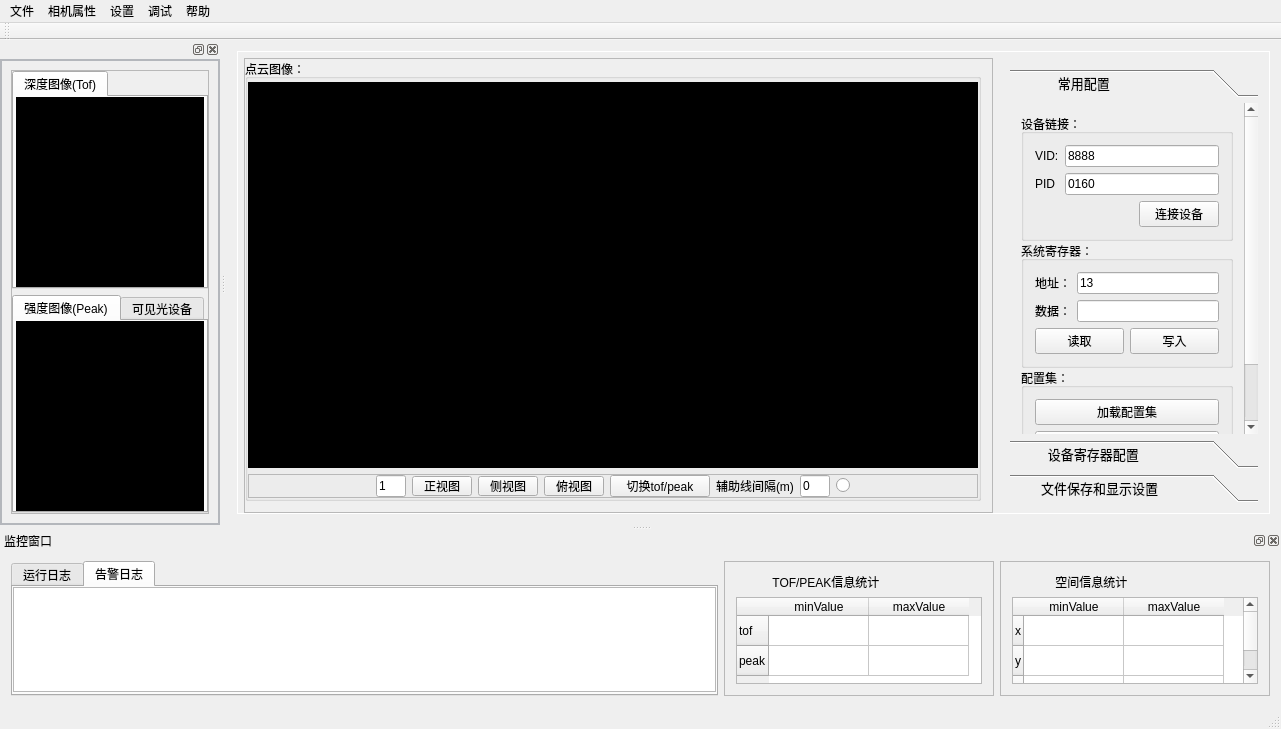
Qt form mainwindow.ui (heathen557/show3DPointCloud) before a commit.
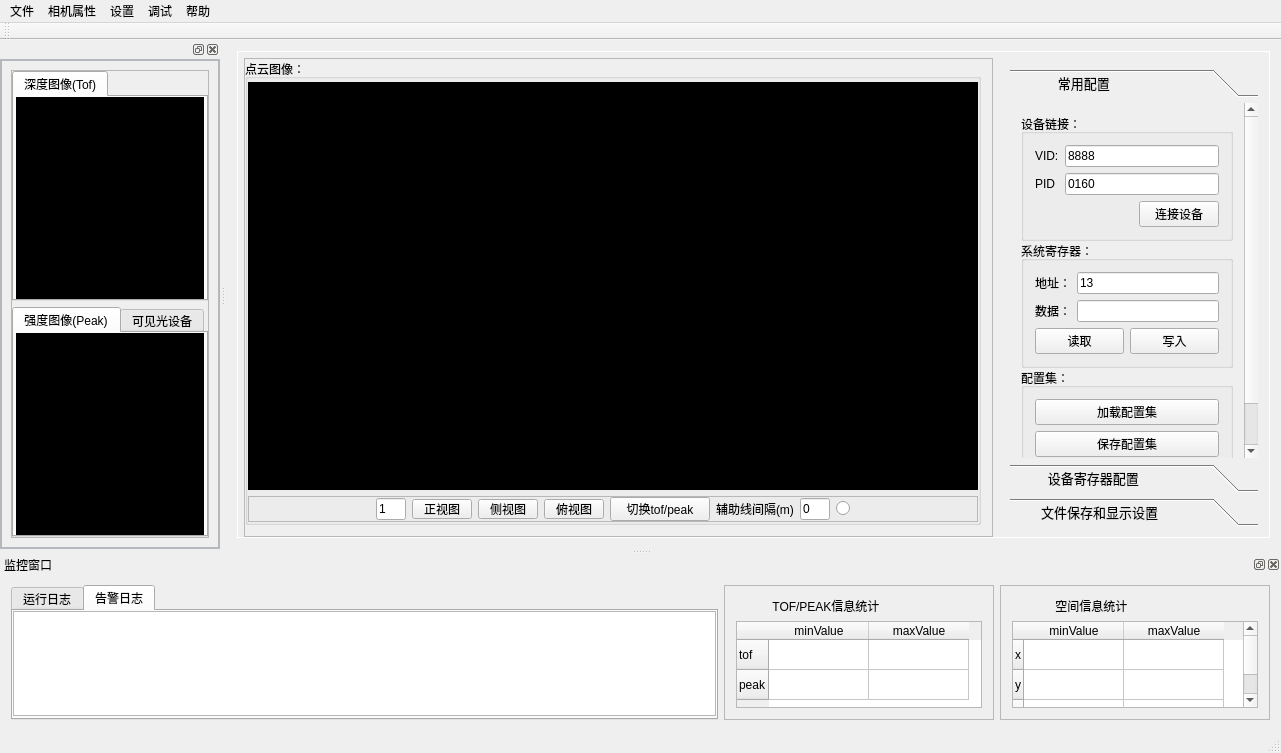
The same form after that commit. The open tabs and pages were chosen to show the change. Icons and pictures are not drawn. Custom widgets are drawn as their Qt base class.

What changed in the file:
```diff
--- a/mainwindow.ui
+++ b/mainwindow.ui
@@ -7,7 +7,7 @@
     <x>0</x>
     <y>0</y>
     <width>1281</width>
-    <height>729</height>
+    <height>753</height>
    </rect>
   </property>
   <property name="minimumSize">
@@ -376,9 +376,9 @@
                <property name="geometry">
                 <rect>
                  <x>0</x>
-                 <y>-21</y>
-                 <width>238</width>
-                 <height>386</height>
+                 <y>0</y>
+                 <width>252</width>
+                 <height>389</height>
                 </rect>
                </property>
                <attribute name="label">
```
Left out of the diff: 6 changed lines with no effect on the pictures.
